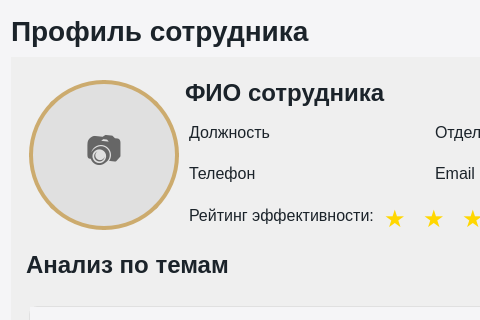
Old version of the form ui/profile/profile_page.ui in the repository lerakaplich/TaskPlanner2; both pictures show x 0 to 480 and y 0 to 320 of the 1200 by 804 pixel window.
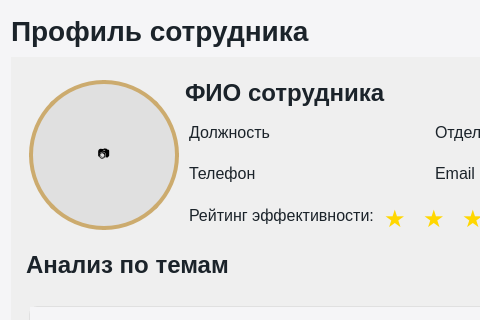
New version of the form.

What changed in the file:
```diff
--- a/ui/profile/profile_page.ui
+++ b/ui/profile/profile_page.ui
@@ -291,50 +291,39 @@
             </property>
             <layout class="QVBoxLayout" name="verticalLayout_3">
              <property name="spacing">
-              <number>2</number>
+   <number>0</number>
              </property>
              <property name="leftMargin">
               <number>0</number>
              </property>
              <property name="topMargin">
-              <number>5</number>
+   <number>0</number>
              </property>
              <property name="rightMargin">
               <number>0</number>
              </property>
              <property name="bottomMargin">
-              <number>5</number>
+   <number>0</number>
              </property>
              <item>
               <widget class="QLabel" name="labelPhoto">
                <property name="minimumSize">
                 <size>
                  <width>142</width>
-                 <height>110</height>
+      <height>142</height>
                 </size>
                </property>
                <property name="maximumSize">
                 <size>
                  <width>142</width>
-                 <height>110</height>
-                </size>
-               </property>
-               <property name="font">
-                <font>
-                 <pointsize>-1</pointsize>
-                </font>
-               </property>
-               <property name="layoutDirection">
-                <enum>Qt::LeftToRight</enum>
-               </property>
+      <height>142</height>
+     </size>
+    </property>
                <property name="styleSheet">
                 <string notr="true">QLabel#labelPhoto {
-    font-size: 36px;
-    text-align: center;
-    color: #666;
     background-color: transparent;
     border: none;
-    border-radius: 0px;
+    border-radius: 71px;
 }</string>
                </property>
                <property name="text">
```
Lines whose indentation alone changed are shown as unchanged.
